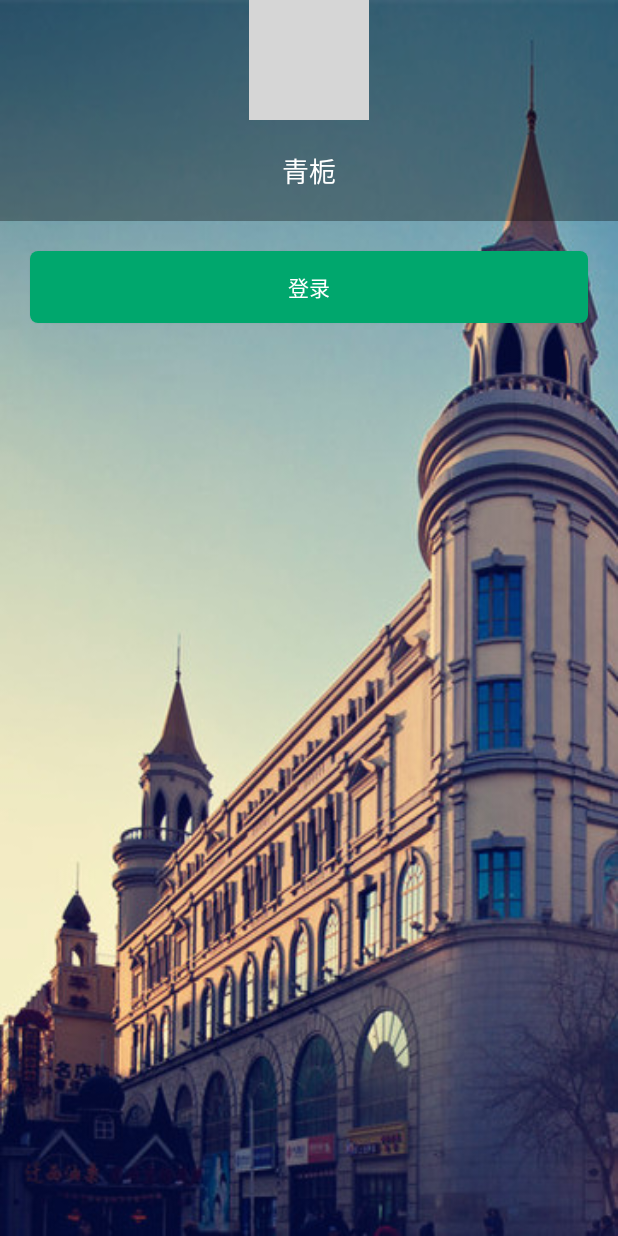
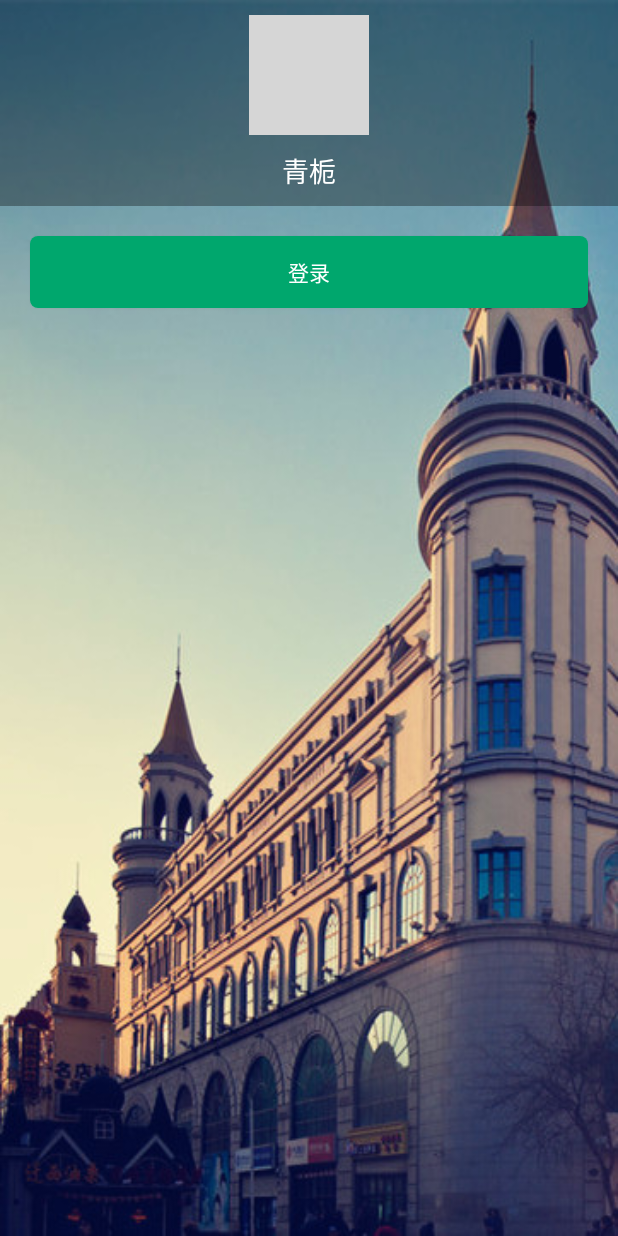
Before and after one commit to CheerQY/LeaugeBar_Android, an Android app: the layout home_menu.xml on its own in the app's theme, with its tools: preview values and no code run, on a phone screen of 412 x 824 dp. Run offline under Robolectric (Android 15) with nearby library versions, the phone set to English and light mode, and no system bars; grey boxes are pictures that could not be loaded.

Commit message:
首页侧滑菜单模块页面实现

```diff
--- a/app/src/main/res/layout/home_menu.xml
+++ b/app/src/main/res/layout/home_menu.xml
@@ -14,12 +14,15 @@
         android:background="@color/light_transparent"
         android:gravity="center"
         >
+
         <ImageView
             android:layout_width="80dp"
             android:layout_height="80dp"
             android:src="@mipmap/default_user_img"
             android:padding="10dp"
-            />
+            android:layout_marginTop="10dp"
+            android:id="@+id/imageView2" />
+
         <TextView
             android:layout_width="match_parent"
             android:layout_height="wrap_content"
@@ -27,7 +30,7 @@
             android:gravity="center"
             android:textSize="@dimen/drawer_txt_size"
             android:textColor="@color/white"
-            android:padding="20dp"
+            android:padding="10dp"
             />
     </LinearLayout>
     <ListView
```
